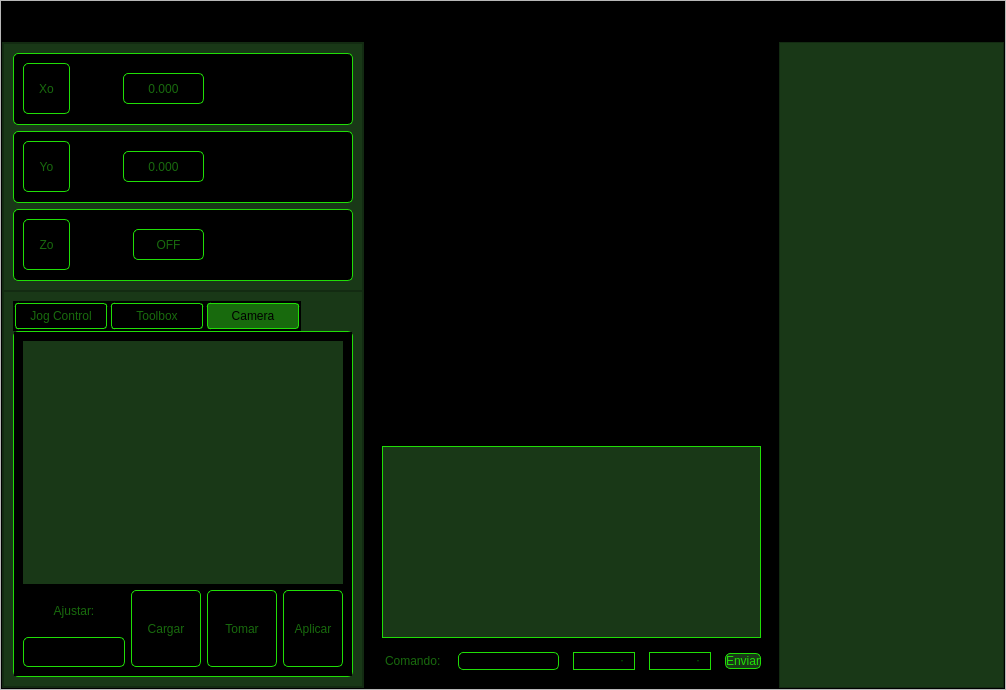
Old version of the form GUIFuncional/GUIDrawXY.ui in the repository andresxvalencia/CNC_DrawXY.
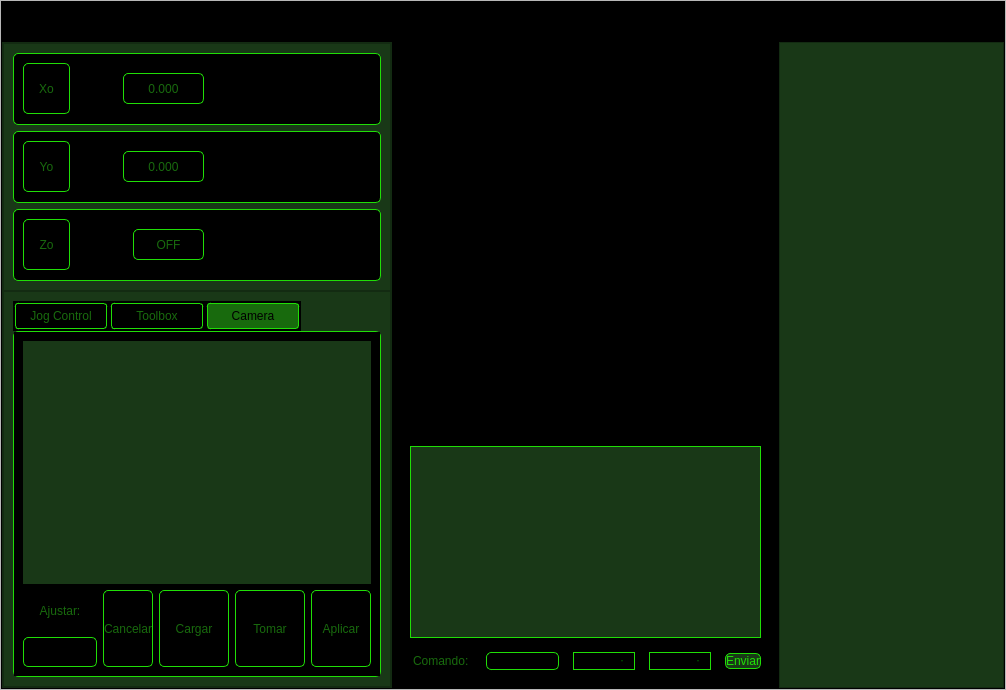
New version of the form. Icons and pictures are not drawn.

Commit message: Correción UI

Diff of the .ui file:
```diff
--- a/GUIFuncional/GUIDrawXY.ui
+++ b/GUIFuncional/GUIDrawXY.ui
@@ -879,37 +879,7 @@
                     <item row="1" column="1">
                      <layout class="QGridLayout" name="gridLayout_5">
                       <item row="0" column="2">
-                       <widget class="QPushButton" name="pushButton_3">
-                        <property name="minimumSize">
-                         <size>
-                          <width>60</width>
-                          <height>0</height>
-                         </size>
-                        </property>
-                        <property name="text">
-                         <string>Aplicar</string>
-                        </property>
-                       </widget>
-                      </item>
-                      <item row="0" column="0">
-                       <widget class="QPushButton" name="pushButton_2">
-                        <property name="minimumSize">
-                         <size>
-                          <width>70</width>
-                          <height>0</height>
-                         </size>
-                        </property>
-                        <property name="text">
-                         <string>Cargar</string>
-                        </property>
-                        <property name="icon">
-                         <iconset resource="recursos.qrc">
-                          <normaloff>:/Camera/imagenes/cargar.svg</normaloff>:/Camera/imagenes/cargar.svg</iconset>
-                        </property>
-                       </widget>
-                      </item>
-                      <item row="0" column="1">
-                       <widget class="QPushButton" name="pushButton">
+                       <widget class="QPushButton" name="takePhotoButton">
                         <property name="minimumSize">
                          <size>
                           <width>70</width>
@@ -925,6 +895,43 @@
                         </property>
                        </widget>
                       </item>
+                      <item row="0" column="1">
+                       <widget class="QPushButton" name="uploadPhotoButton">
+                        <property name="minimumSize">
+                         <size>
+                          <width>70</width>
+                          <height>0</height>
+                         </size>
+                        </property>
+                        <property name="text">
+                         <string>Cargar</string>
+                        </property>
+                        <property name="icon">
+                         <iconset resource="recursos.qrc">
+                          <normaloff>:/Camera/imagenes/cargar.svg</normaloff>:/Camera/imagenes/cargar.svg</iconset>
+                        </property>
+                       </widget>
+                      </item>
+                      <item row="0" column="3">
+                       <widget class="QPushButton" name="thresholdButton">
+                        <property name="minimumSize">
+                         <size>
+                          <width>60</width>
+                          <height>0</height>
+                         </size>
+                        </property>
+                        <property name="text">
+                         <string>Aplicar</string>
+                        </property>
+                       </widget>
+                      </item>
+                      <item row="0" column="0">
+                       <widget class="QPushButton" name="cancelButton">
+                        <property name="text">
+                         <string>Cancelar</string>
+                        </property>
+                       </widget>
+                      </item>
                      </layout>
                     </item>
                    </layout>
```
Left out of the diff: 4 changed lines with no effect on the pictures. The commit also changes 5 other files.
